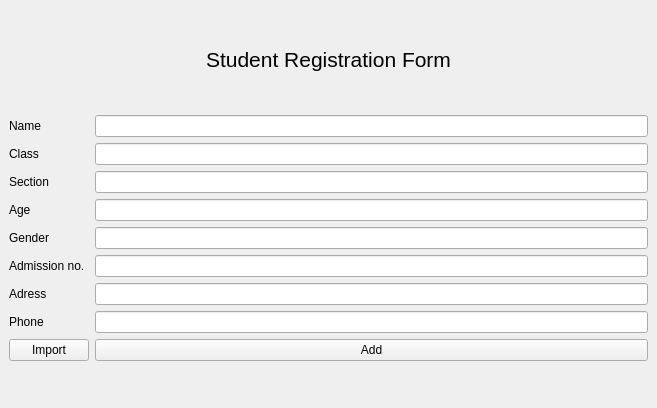
Qt form student.ui (Black-Sirius69/Library-Management-System) before a commit.
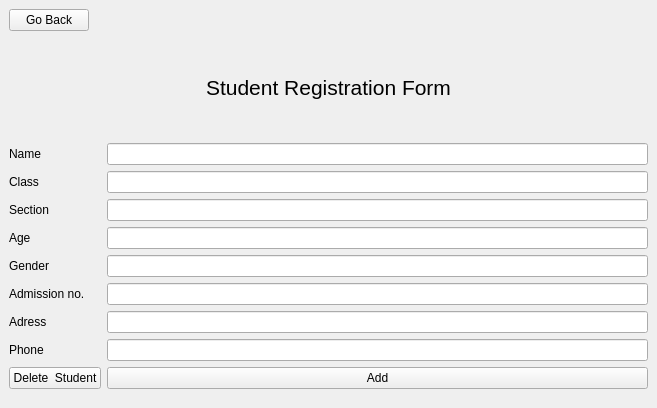
The same form after that commit.

Commit message: Broke the project into multiple modules and completed the add students function

The edit to the form file:
```diff
--- a/student.ui
+++ b/student.ui
@@ -21,101 +21,94 @@
   </property>
   <widget class="QWidget" name="centralwidget">
    <layout class="QFormLayout" name="formLayout">
-    <item row="1" column="0">
+    <item row="3" column="0">
      <widget class="QLabel" name="label">
       <property name="text">
        <string>Name</string>
       </property>
      </widget>
     </item>
-    <item row="1" column="1">
+    <item row="3" column="1">
      <widget class="QLineEdit" name="name"/>
     </item>
-    <item row="2" column="0">
+    <item row="4" column="0">
      <widget class="QLabel" name="label_2">
       <property name="text">
        <string>Class</string>
       </property>
      </widget>
     </item>
-    <item row="2" column="1">
+    <item row="4" column="1">
      <widget class="QLineEdit" name="cls"/>
     </item>
-    <item row="3" column="0">
+    <item row="5" column="0">
      <widget class="QLabel" name="label_3">
       <property name="text">
        <string>Section</string>
       </property>
      </widget>
     </item>
-    <item row="3" column="1">
+    <item row="5" column="1">
      <widget class="QLineEdit" name="section"/>
     </item>
-    <item row="4" column="0">
+    <item row="6" column="0">
      <widget class="QLabel" name="label_4">
       <property name="text">
        <string>Age</string>
       </property>
      </widget>
     </item>
-    <item row="4" column="1">
+    <item row="6" column="1">
      <widget class="QLineEdit" name="age"/>
     </item>
-    <item row="5" column="0">
+    <item row="7" column="0">
      <widget class="QLabel" name="label_5">
       <property name="text">
        <string>Gender</string>
       </property>
      </widget>
     </item>
-    <item row="5" column="1">
+    <item row="7" column="1">
      <widget class="QLineEdit" name="gender"/>
     </item>
-    <item row="6" column="0">
+    <item row="8" column="0">
      <widget class="QLabel" name="label_6">
       <property name="text">
        <string>Admission no.</string>
       </property>
      </widget>
     </item>
-    <item row="6" column="1">
+    <item row="8" column="1">
      <widget class="QLineEdit" name="admno"/>
     </item>
-    <item row="7" column="0">
+    <item row="9" column="0">
      <widget class="QLabel" name="label_7">
       <property name="text">
        <string>Adress</string>
       </property>
      </widget>
     </item>
-    <item row="7" column="1">
+    <item row="9" column="1">
      <widget class="QLineEdit" name="address"/>
     </item>
-    <item row="8" column="0">
+    <item row="10" column="0">
      <widget class="QLabel" name="label_8">
       <property name="text">
        <string>Phone</string>
       </property>
      </widget>
     </item>
-    <item row="8" column="1">
+    <item row="10" column="1">
      <widget class="QLineEdit" name="phone"/>
     </item>
-    <item row="9" column="0">
-     <widget class="QPushButton" name="import_data">
-      <property name="text">
-       <string>Import</string>
-      </property>
-     </widget>
-    </item>
-    <item row="9" column="1">
+    <item row="11" column="1">
      <widget class="QPushButton" name="add_data">
       <property name="text">
        <string>Add</string>
       </property>
      </widget>
     </item>
-    <item row="0" column="0" colspan="2">
+    <item row="1" column="0" colspan="2">
      <widget class="QLabel" name="label_9">
       <property name="minimumSize">
        <size>
@@ -136,6 +129,20 @@
       </property>
      </widget>
     </item>
+    <item row="0" column="0">
+     <widget class="QPushButton" name="home_page">
+      <property name="text">
+       <string>Go Back</string>
+      </property>
+     </widget>
+    </item>
+    <item row="11" column="0">
+     <widget class="QPushButton" name="delete_2">
+      <property name="text">
+       <string>Delete  Student</string>
+      </property>
+     </widget>
+    </item>
    </layout>
   </widget>
  </widget>
```
The commit also changes 36 other files.
